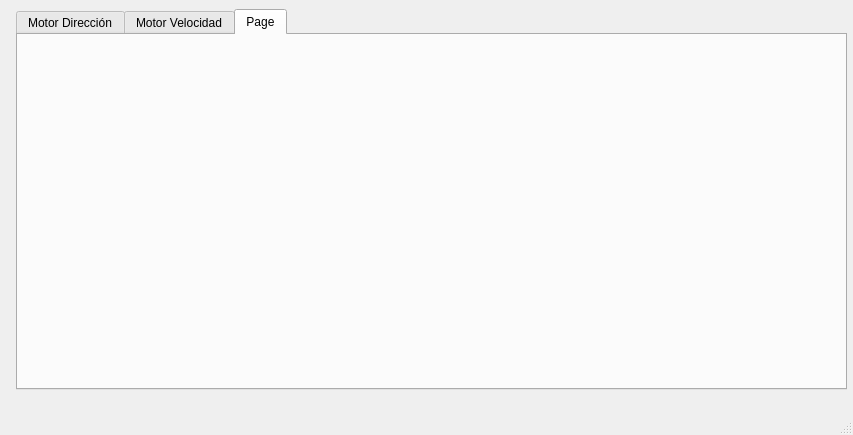
Qt form mainwindow.ui (WenceslaoFB/QT_CAN_MOTOR) before a commit.
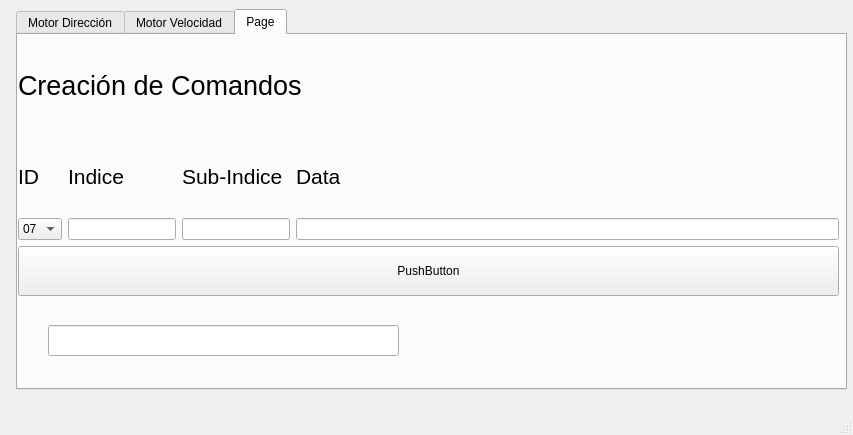
The same form after that commit. The open tabs and pages were chosen to show the change.

```diff
--- a/mainwindow.ui
+++ b/mainwindow.ui
@@ -545,6 +545,147 @@
      <attribute name="title">
       <string>Page</string>
      </attribute>
+     <widget class="QWidget" name="verticalLayoutWidget_5">
+      <property name="geometry">
+       <rect>
+        <x>0</x>
+        <y>0</y>
+        <width>821</width>
+        <height>261</height>
+       </rect>
+      </property>
+      <layout class="QVBoxLayout" name="verticalLayout_11" stretch="0,0,6">
+       <item>
+        <widget class="QLabel" name="label_11">
+         <property name="font">
+          <font>
+           <pointsize>20</pointsize>
+          </font>
+         </property>
+         <property name="text">
+          <string>Creación de Comandos</string>
+         </property>
+        </widget>
+       </item>
+       <item>
+        <layout class="QHBoxLayout" name="horizontalLayout_4" stretch="0,0,0,6">
+         <item>
+          <layout class="QVBoxLayout" name="verticalLayout_7">
+           <item>
+            <widget class="QLabel" name="label_7">
+             <property name="font">
+              <font>
+               <pointsize>16</pointsize>
+              </font>
+             </property>
+             <property name="text">
+              <string>ID </string>
+             </property>
+            </widget>
+           </item>
+           <item>
+            <widget class="QComboBox" name="box_ID">
+             <property name="currentIndex">
+              <number>1</number>
+             </property>
+             <item>
+              <property name="text">
+               <string>01</string>
+              </property>
+             </item>
+             <item>
+              <property name="text">
+               <string>07</string>
+              </property>
+             </item>
+            </widget>
+           </item>
+          </layout>
+         </item>
+         <item>
+          <layout class="QVBoxLayout" name="verticalLayout_8">
+           <item>
+            <widget class="QLabel" name="label_8">
+             <property name="font">
+              <font>
+               <pointsize>16</pointsize>
+              </font>
+             </property>
+             <property name="text">
+              <string>Indice</string>
+             </property>
+            </widget>
+           </item>
+           <item>
+            <widget class="QLineEdit" name="line_Index"/>
+           </item>
+          </layout>
+         </item>
+         <item>
+          <layout class="QVBoxLayout" name="verticalLayout_9">
+           <item>
+            <widget class="QLabel" name="label_9">
+             <property name="font">
+              <font>
+               <pointsize>16</pointsize>
+              </font>
+             </property>
+             <property name="text">
+              <string>Sub-Indice</string>
+             </property>
+            </widget>
+           </item>
+           <item>
+            <widget class="QLineEdit" name="line_subIndex"/>
+           </item>
+          </layout>
+         </item>
+         <item>
+          <layout class="QVBoxLayout" name="verticalLayout_10">
+           <item>
+            <widget class="QLabel" name="label_10">
+             <property name="font">
+              <font>
+               <pointsize>16</pointsize>
+              </font>
+             </property>
+             <property name="text">
+              <string>Data</string>
+             </property>
+            </widget>
+           </item>
+           <item>
+            <widget class="QLineEdit" name="line_Data"/>
+           </item>
+          </layout>
+         </item>
+        </layout>
+       </item>
+       <item>
+        <widget class="QPushButton" name="but_CMD">
+         <property name="minimumSize">
+          <size>
+           <width>0</width>
+           <height>50</height>
+          </size>
+         </property>
+         <property name="text">
+          <string>PushButton</string>
+         </property>
+        </widget>
+       </item>
+      </layout>
+     </widget>
+     <widget class="QLineEdit" name="line">
+      <property name="geometry">
+       <rect>
+        <x>30</x>
+        <y>290</y>
+        <width>351</width>
+        <height>31</height>
+       </rect>
+      </property>
+     </widget>
     </widget>
    </widget>
   </widget>
```
Left out of the diff: 2 changed lines with no effect on the pictures.
